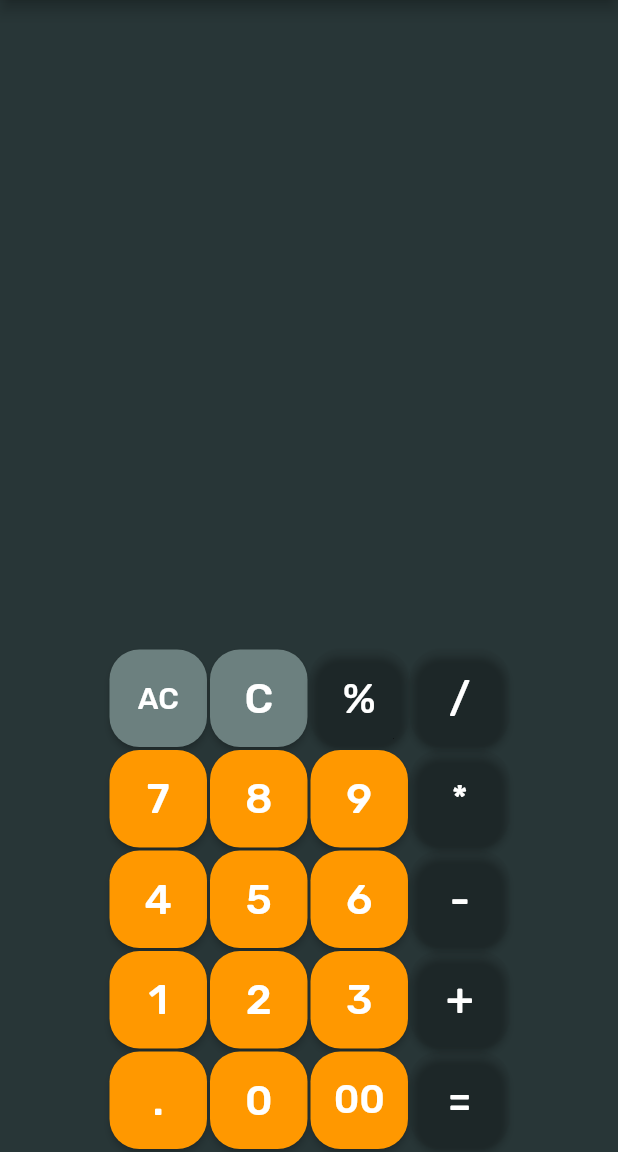
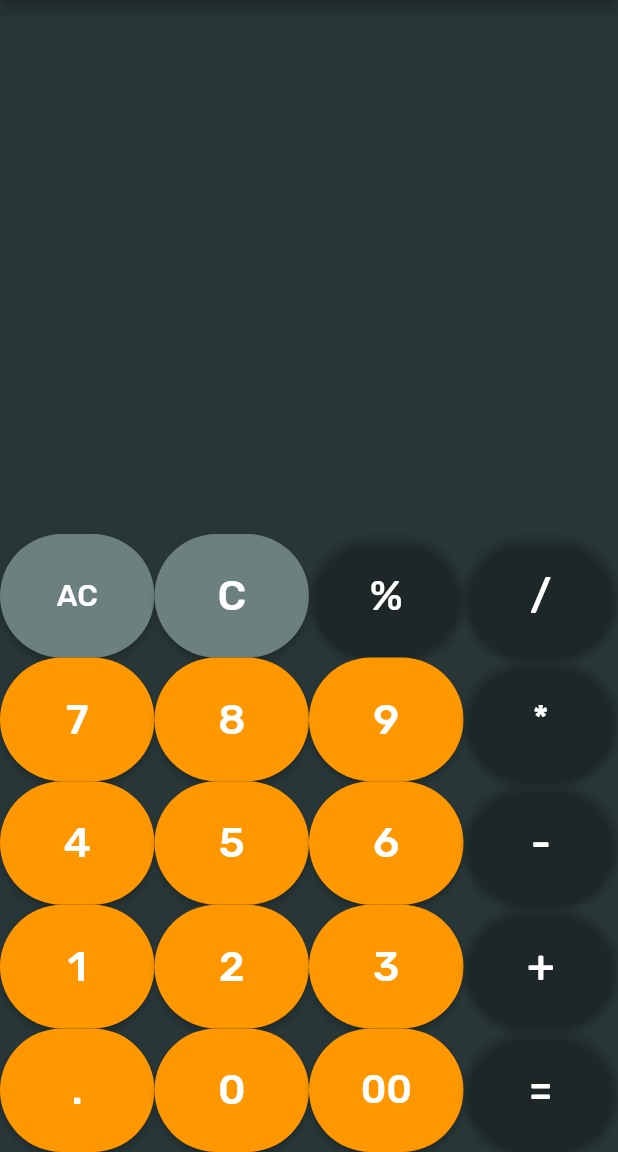
Before and after one commit to devanandr001/calculator_devanand, a Flutter app: the screen it shows after launch, on a phone screen of 412 x 824 dp, the part 84-1236 px from its top. Run offline on Flutter 3.47's test engine with Material 2 defaults, Android fonts, the phone set to English and light mode, and no system bars; our stand-ins replace google_fonts, math_expressions.

Commit message:
4.11 commit

```diff
--- a/lib/CalcButton.dart
+++ b/lib/CalcButton.dart
@@ -12,7 +12,7 @@ class CalcButton extends StatelessWidget {
     Key key,
     this.text ,
     this.fillColor,
-    this.textColor = 0xF,
+    this.textColor = 0xFFFFEB3B,
     this.textSize = 28,
     this.callback,
   }) : super(key: key);
@@ -20,10 +20,9 @@ class CalcButton extends StatelessWidget {
   @override
   Widget build(BuildContext context) {
     return Container(
-        margin: EdgeInsets.all(1),
         child: SizedBox(
-          width: 65,
-          height: 65,
+          width: MediaQuery.of(context).size.width/4,
+          height: MediaQuery.of(context).size.height/10,
           child: ElevatedButton(
             onPressed: () {
               callback(text);
@@ -38,12 +37,6 @@ class CalcButton extends StatelessWidget {
                 ),
               ),
             ),
-            // style: ElevatedButton.styleFrom(
-            //   padding: EdgeInsets.symmetric(horizontal: 40.0, vertical: 20.0),
-            //   shape: RoundedRectangleBorder(
-            //       borderRadius: BorderRadius.circular(10.0)),
-            // ),
-
             style: ElevatedButton.styleFrom(
               padding: EdgeInsets.symmetric(horizontal: 0.0, vertical: 0.0),
               // padding: EdgeInsets.,
@@ -51,11 +44,8 @@ class CalcButton extends StatelessWidget {
               backgroundColor: fillColor != null ? Color(fillColor) : Colors.orange,
               // backgroundColor: Color(fillColor):null,
               shape: RoundedRectangleBorder(
-                  borderRadius: BorderRadius.circular(20.0)),
+                  borderRadius: BorderRadius.circular(100.0)),
             ),
-
-            // color: fillColor != null ? Color(fillColor) : null,
-            // child: Color(textColor),
           ),
         ));
   }
--- a/lib/main.dart
+++ b/lib/main.dart
@@ -73,7 +73,6 @@ class CalcAppState extends State<CalcApp> {
         ),
         backgroundColor: Color(0xFF283637),
         body: Container(
-          padding: EdgeInsets.all(1),
           child: Column(
             mainAxisAlignment: MainAxisAlignment.end,
             children: <Widget>[
@@ -107,13 +106,14 @@ class CalcAppState extends State<CalcApp> {
                 ),
                 alignment: Alignment(1.0, 1.0),
               ),
-              SizedBox(height: 30,),
+              SizedBox(
+                height: 30,
+              ),
 
               //AC,C,%,/
               Row(
                 mainAxisAlignment: MainAxisAlignment.center,
                 children: <Widget>[
-
                   CalcButton(
                     text: 'AC',
                     fillColor: 0xFF6C807F,
```
